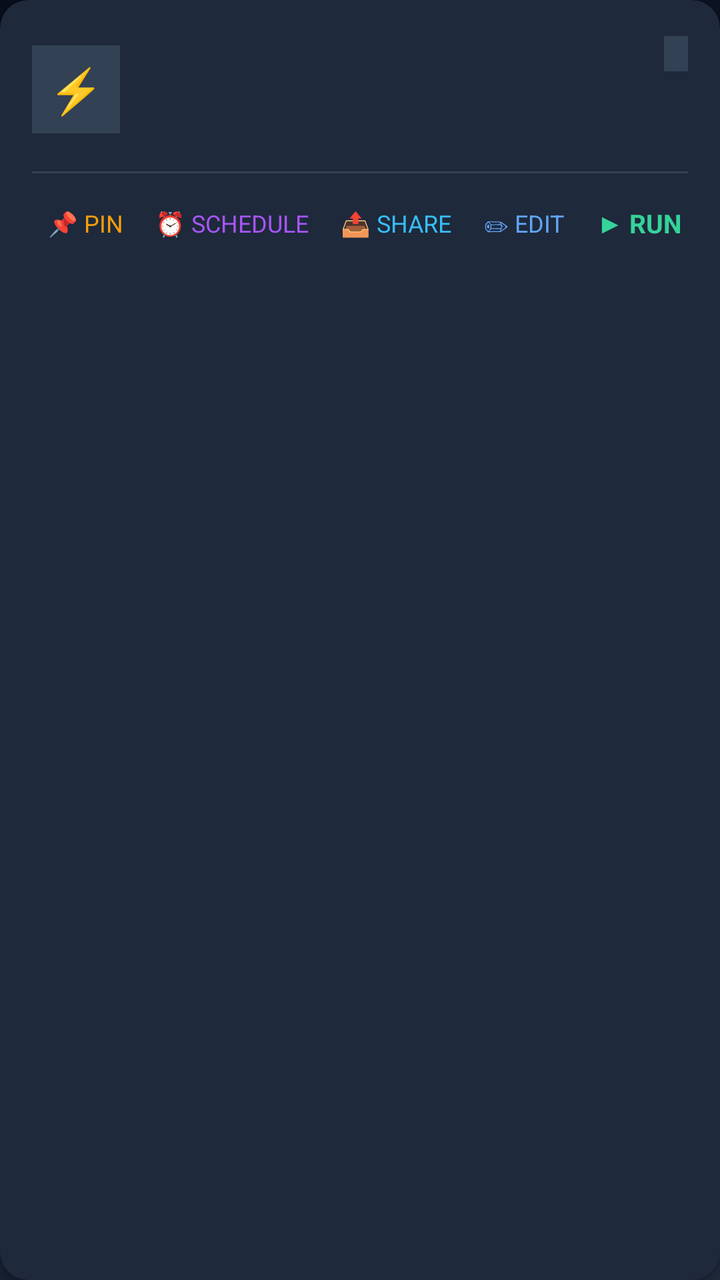
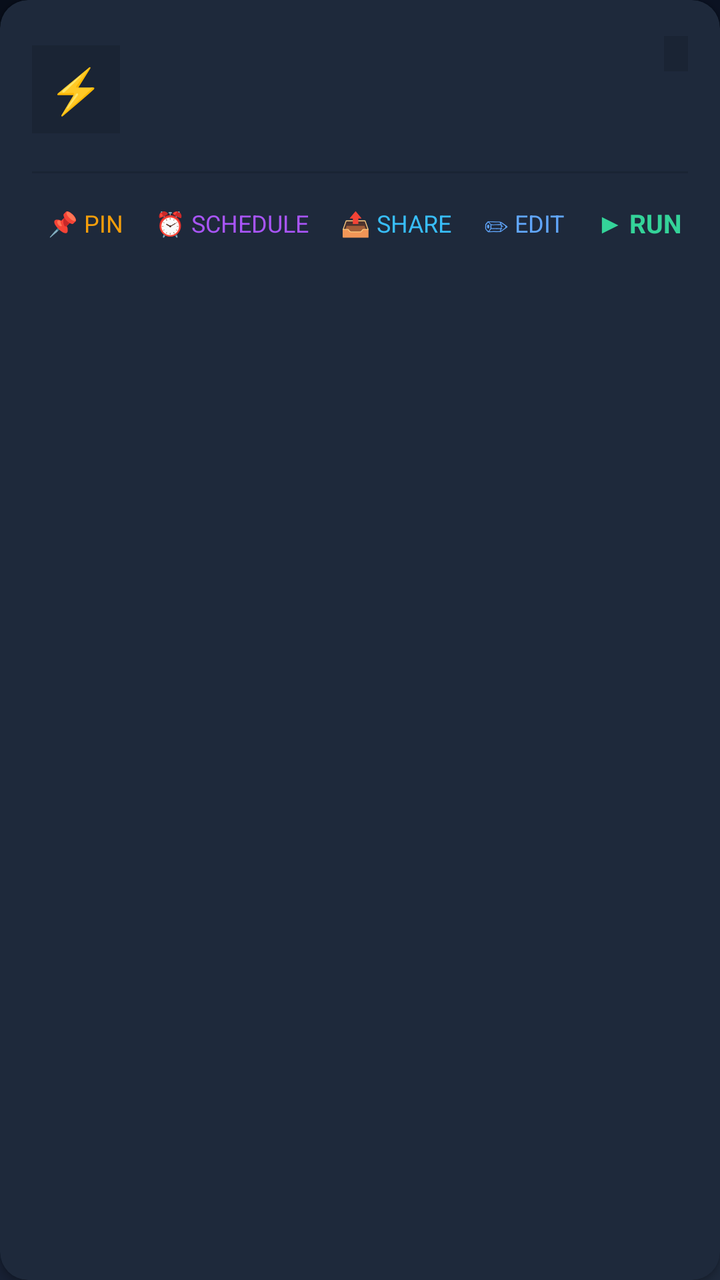

Two renders of the same Android screen: before a commit and after it. Below are the layout's source before the change and the commit's diff.
<!-- AndroidManifest.xml: application theme Theme.PolymathFileSystem -->
<!-- res/layout/item_script.xml -->
<?xml version="1.0" encoding="utf-8"?>
<androidx.cardview.widget.CardView xmlns:android="http://schemas.android.com/apk/res/android"
    xmlns:app="http://schemas.android.com/apk/res-auto"
    android:id="@+id/card_script"
    android:layout_width="match_parent" 
    android:layout_height="wrap_content"
    android:layout_marginHorizontal="10dp"
    android:layout_marginVertical="6dp"
    app:cardBackgroundColor="#1e293b"
    app:cardCornerRadius="14dp"
    app:cardElevation="2dp">

    <LinearLayout
        android:layout_width="match_parent"
        android:layout_height="wrap_content"
        android:orientation="vertical"
        android:padding="16dp">

        
        <LinearLayout
            android:layout_width="match_parent"
            android:layout_height="wrap_content"
            android:orientation="horizontal"
            android:gravity="center_vertical">

            <TextView 
                android:id="@+id/scriptIcon" 
                android:layout_width="44dp" 
                android:layout_height="44dp"
                android:gravity="center" 
                android:textSize="22sp" 
                android:background="#334155"
                android:text="⚡"/>

            <LinearLayout
                android:layout_width="0dp"
                android:layout_height="wrap_content"
                android:layout_weight="1"
                android:layout_marginStart="12dp"
                android:orientation="vertical">

                <LinearLayout
                    android:layout_width="match_parent"
                    android:layout_height="wrap_content"
                    android:orientation="horizontal"
                    android:gravity="center_vertical">

                    <TextView 
                        android:id="@+id/scriptName" 
                        android:layout_width="0dp" 
                        android:layout_height="wrap_content"
                        android:layout_weight="1"
                        android:textColor="#f8fafc" 
                        android:textSize="16sp"
                        android:textStyle="bold" />

                    <TextView 
                        android:id="@+id/tvPinnedBadge"
                        android:layout_width="wrap_content"
                        android:layout_height="wrap_content"
                        android:text="📌 PINNED"
                        android:textSize="10sp"
                        android:textStyle="bold"
                        android:textColor="#f59e0b"
                        android:background="#451a03"
                        android:paddingHorizontal="6dp"
                        android:paddingVertical="2dp"
                        android:layout_marginEnd="6dp"
                        android:visibility="gone" />

                    <TextView 
                        android:id="@+id/scriptCategory"
                        android:layout_width="wrap_content"
                        android:layout_height="wrap_content"
                        android:paddingHorizontal="6dp"
                        android:paddingVertical="2dp"
                        android:background="#334155"
                        android:textColor="#38bdf8"
                        android:textSize="10sp"
                        android:textStyle="bold" />
                </LinearLayout>

                <TextView 
                    android:id="@+id/scriptDesc"
                    android:layout_width="match_parent"
                    android:layout_height="wrap_content"
                    android:layout_marginTop="3dp"
                    android:textColor="#94a3b8"
                    android:textSize="12sp"
                    android:maxLines="2"
                    android:ellipsize="end" />

                <TextView 
                    android:id="@+id/scriptPath" 
                    android:layout_width="match_parent" 
                    android:layout_height="wrap_content"
                    android:layout_marginTop="2dp"
                    android:textColor="#64748b" 
                    android:textSize="11sp"/>
            </LinearLayout>
        </LinearLayout>

        
        <View
            android:layout_width="match_parent"
            android:layout_height="1dp"
            android:layout_marginTop="12dp"
            android:background="#334155" />

        
        <LinearLayout
            android:layout_width="match_parent"
            android:layout_height="wrap_content"
            android:layout_marginTop="8dp"
            android:orientation="horizontal"
            android:gravity="center_vertical">

            <TextView 
                android:id="@+id/btnPin" 
                android:layout_width="wrap_content" 
                android:layout_height="wrap_content"
                android:textColor="#f59e0b" 
                android:textSize="12sp"
                android:text="📌 PIN"
                android:padding="8dp"
                android:background="?android:attr/selectableItemBackground"/>

            <TextView 
                android:id="@+id/btnSchedule" 
                android:layout_width="wrap_content" 
                android:layout_height="wrap_content"
                android:textColor="#a855f7" 
                android:textSize="12sp"
                android:text="⏰ SCHEDULE"
                android:padding="8dp"
                android:background="?android:attr/selectableItemBackground"/>

            <TextView 
                android:id="@+id/btnShare" 
                android:layout_width="wrap_content" 
                android:layout_height="wrap_content"
                android:textColor="#38bdf8" 
                android:textSize="12sp"
                android:text="📤 SHARE"
                android:padding="8dp"
                android:background="?android:attr/selectableItemBackground"/>

            <View
                android:layout_width="0dp"
                android:layout_height="1dp"
                android:layout_weight="1" />

            <TextView 
                android:id="@+id/btnEdit" 
                android:layout_width="wrap_content" 
                android:layout_height="wrap_content"
                android:textColor="#60a5fa" 
                android:textSize="12sp"
                android:text="✏ EDIT"
                android:padding="8dp"
                android:background="?android:attr/selectableItemBackground"/>

            <TextView 
                android:id="@+id/btnRun" 
                android:layout_width="wrap_content" 
                android:layout_height="wrap_content"
                android:textColor="#34d399" 
                android:textSize="13sp"
                android:textStyle="bold"
                android:text="▶ RUN"
                android:padding="8dp"
                android:background="?android:attr/selectableItemBackground"/>
        </LinearLayout>

    </LinearLayout>
</androidx.cardview.widget.CardView>
<!-- resources referenced by this layout -->
<resources>
  <style name="Theme.PolymathFileSystem" parent="Theme.Material3.DayNight.NoActionBar">
          <item name="colorPrimary">@color/ocean_primary</item>
          <item name="colorPrimaryDark">@color/ocean_primary_dark</item>
          <item name="colorAccent">@color/ocean_accent</item>
          <item name="android:windowBackground">@drawable/bg_fluid_gradient</item>
      </style>
  <color name="ocean_primary">#0077B6</color>
  <color name="ocean_primary_dark">#03045E</color>
  <color name="ocean_accent">#00B4D8</color>
  <!-- drawable bg_fluid_gradient (drawable) -->
  <?xml version="1.0" encoding="utf-8"?>
  <shape xmlns:android="http://schemas.android.com/apk/res/android"
      android:shape="rectangle">
      <gradient
          android:angle="135"
          android:startColor="#1e293b"
          android:centerColor="#0f172a"
          android:endColor="#080e1a"
          android:type="linear" />
  </shape>
</resources>

<!-- the commit's change to res/layout/item_script.xml (unified diff, before → after) -->
@@ -29,7 +29,7 @@
                 android:layout_height="44dp"
                 android:gravity="center" 
                 android:textSize="22sp" 
-                android:background="#334155"
+                android:background="?attr/colorControlHighlight"
                 android:text="⚡"/>
 
             <LinearLayout
@@ -62,7 +62,7 @@
                         android:textSize="10sp"
                         android:textStyle="bold"
                         android:textColor="#f59e0b"
-                        android:background="#451a03"
+                        android:background="?attr/colorErrorContainer"
                         android:paddingHorizontal="6dp"
                         android:paddingVertical="2dp"
                         android:layout_marginEnd="6dp"
@@ -74,7 +74,7 @@
                         android:layout_height="wrap_content"
                         android:paddingHorizontal="6dp"
                         android:paddingVertical="2dp"
-                        android:background="#334155"
+                        android:background="?attr/colorControlHighlight"
                         android:textColor="#38bdf8"
                         android:textSize="10sp"
                         android:textStyle="bold" />
@@ -105,7 +105,7 @@
             android:layout_width="match_parent"
             android:layout_height="1dp"
             android:layout_marginTop="12dp"
-            android:background="#334155" />
+            android:background="?attr/colorControlHighlight" />
 
         
         <LinearLayout
